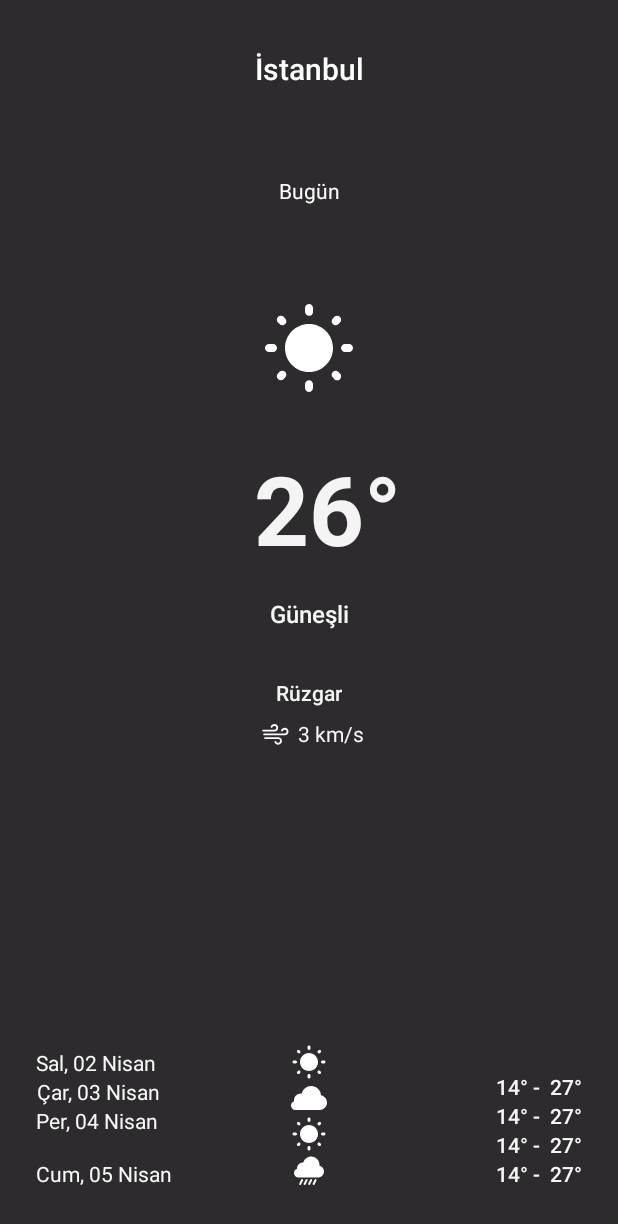
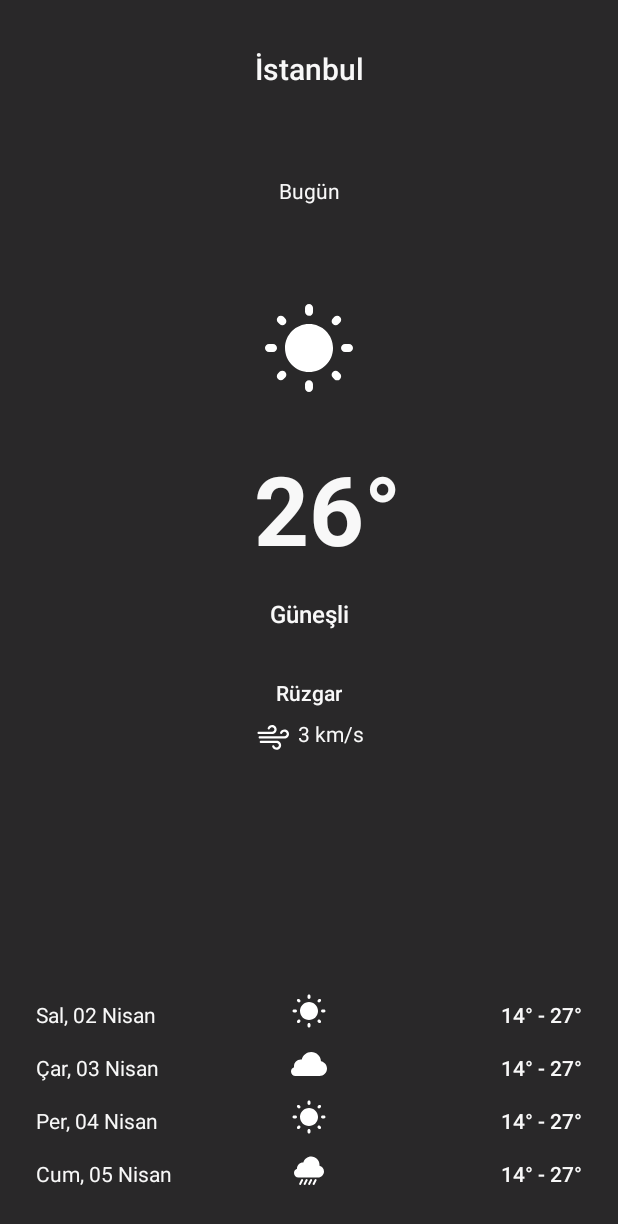
Before and after one commit to ranaturker/WeatherApp, an Android app: the screen it shows after launch (MainActivity), on a phone screen of 412 x 824 dp. Shown: the top 1224 px of the screen. Run offline under Robolectric (Android 15) with nearby library versions, the phone set to English and light mode, and no system bars.

Commit message:
- Icons are placed in the middle, unnecessary tools lines in "activity_main.xml" are removed. - The extra constraints in the texts in the lower section have been removed. - Hardcoded free texts are transferred to "string.xml" document. Margins are placed in "dimen.xml" document. The colors used were transferred to the "colors.xml" file according to their codes. - Names created as textview have been replaced with meaningful and understandable names.

```diff
--- a/app/src/main/res/layout/activity_main.xml
+++ b/app/src/main/res/layout/activity_main.xml
@@ -1,111 +1,110 @@
 <?xml version="1.0" encoding="utf-8"?>
 <androidx.constraintlayout.widget.ConstraintLayout xmlns:android="http://schemas.android.com/apk/res/android"
     xmlns:app="http://schemas.android.com/apk/res-auto"
-    xmlns:tools="http://schemas.android.com/tools"
     android:layout_width="match_parent"
     android:layout_height="match_parent"
-    android:background="#DC000000"
-    android:backgroundTint="#F3272626"
-    android:backgroundTintMode="multiply"
-    tools:context=".MainActivity">
+    android:background="@color/background"
+    android:backgroundTint="@color/background_tint"
+    android:backgroundTintMode="multiply">
 
     <TextView
-        android:id="@+id/textView14"
+        android:id="@+id/friday_degree"
         android:layout_width="wrap_content"
         android:layout_height="wrap_content"
         android:layout_marginEnd="24dp"
         android:fontFamily="sans-serif-medium"
-        android:text="14° -  27°"
-        android:textColor="#F5FFFFFF"
-        app:layout_constraintBottom_toBottomOf="@+id/imageView7"
+        android:text="@string/friday_degree"
+        android:textColor="@color/color_text"
+        app:layout_constraintBottom_toBottomOf="@+id/friday_weather"
         app:layout_constraintEnd_toEndOf="parent" />
 
     <TextView
-        android:id="@+id/textView13"
+        android:id="@+id/thursday_degree"
         android:layout_width="wrap_content"
         android:layout_height="wrap_content"
         android:layout_marginEnd="24dp"
+        android:layout_marginBottom="@dimen/margin_16"
         android:fontFamily="sans-serif-medium"
-        android:text="14° -  27°"
-        android:textColor="#F5FFFFFF"
-        app:layout_constraintBottom_toTopOf="@+id/textView14"
+        android:text="@string/thursday_degree"
+        android:textColor="@color/color_text"
+        app:layout_constraintBottom_toTopOf="@+id/friday_degree"
         app:layout_constraintEnd_toEndOf="parent" />
 
     <TextView
-        android:id="@+id/textView12"
+        android:id="@+id/wednesday_degree"
         android:layout_width="wrap_content"
         android:layout_height="wrap_content"
         android:layout_marginEnd="24dp"
+        android:layout_marginBottom="@dimen/margin_16"
         android:fontFamily="sans-serif-medium"
-        android:text="14° -  27°"
-        android:textColor="#F5FFFFFF"
-        app:layout_constraintBottom_toTopOf="@+id/textView13"
+        android:text="@string/wednesday_degree"
+        android:textColor="@color/color_text"
+        app:layout_constraintBottom_toTopOf="@+id/thursday_degree"
         app:layout_constraintEnd_toEndOf="parent" />
 
     <TextView
-        android:id="@+id/textView10"
+        android:id="@+id/friday"
         android:layout_width="wrap_content"
         android:layout_height="wrap_content"
         android:layout_marginStart="24dp"
-        android:layout_marginBottom="32dp"
-        android:text="Cum, 05 Nisan"
-        android:textColor="#F7FFFFFF"
+        android:layout_marginBottom="@dimen/margin_32"
+        android:text="@string/friday"
+        android:textColor="@color/color_text"
         app:layout_constraintBottom_toBottomOf="parent"
         app:layout_constraintStart_toStartOf="parent" />
 
     <TextView
-        android:id="@+id/textView9"
+        android:id="@+id/thursday"
         android:layout_width="wrap_content"
         android:layout_height="wrap_content"
         android:layout_marginStart="24dp"
-        android:text="Per, 04 Nisan"
         android:layout_marginBottom="@dimen/margin_16"
-        android:textColor="#F7FFFFFF"
-        app:layout_constraintBottom_toTopOf="@+id/textView10"
+        android:text="@string/thursday"
+        android:textColor="@color/color_text"
+        app:layout_constraintBottom_toTopOf="@+id/friday"
         app:layout_constraintStart_toStartOf="parent" />
 
     <TextView
-        android:id="@+id/textView8"
+        android:id="@+id/wednesday"
         android:layout_width="wrap_content"
         android:layout_height="wrap_content"
         android:layout_marginStart="24dp"
-        android:layout_marginEnd="305dp"
-        android:text="Çar, 03 Nisan"
-        android:textColor="#F7FFFFFF"
-        app:layout_constraintBottom_toTopOf="@+id/textView9"
-        app:layout_constraintEnd_toEndOf="parent"
+        android:layout_marginBottom="@dimen/margin_16"
+        android:text="@string/wednesday"
+        android:textColor="@color/color_text"
+        app:layout_constraintBottom_toTopOf="@+id/thursday"
         app:layout_constraintStart_toStartOf="parent" />
 
     <TextView
-        android:id="@+id/textView2"
+        android:id="@+id/city"
         android:layout_width="wrap_content"
         android:layout_height="wrap_content"
         android:layout_marginTop="32dp"
         android:fontFamily="sans-serif-medium"
-        android:text="İstanbul"
+        android:text="@string/city"
         android:textAllCaps="false"
-        android:textColor="#FFFFFF"
+        android:textColor="@color/color_text"
         android:textSize="20sp"
         app:layout_constraintEnd_toEndOf="parent"
         app:layout_constraintStart_toStartOf="parent"
         app:layout_constraintTop_toTopOf="parent" />
 
     <TextView
-        android:id="@+id/textView"
+        android:id="@+id/day"
         android:layout_width="wrap_content"
         android:layout_height="wrap_content"
         android:layout_marginTop="10dp"
         android:layout_marginBottom="640dp"
         android:fontFamily="sans-serif"
-        android:text="Bugün"
-        android:textColor="#FFFFFF"
+        android:text="@string/day"
+        android:textColor="@color/color_text"
         app:layout_constraintBottom_toBottomOf="parent"
         app:layout_constraintEnd_toEndOf="parent"
         app:layout_constraintStart_toStartOf="parent"
-        app:layout_constraintTop_toBottomOf="@+id/textView2"/>
+        app:layout_constraintTop_toBottomOf="@+id/city" />
 
     <ImageView
-        android:id="@+id/imageView2"
+        android:id="@+id/weather_situation_image"
         android:layout_width="@dimen/icon_size_large"
         android:layout_height="@dimen/icon_size_large"
         android:layout_marginTop="64dp"
@@ -113,127 +112,135 @@
         app:layout_constraintBottom_toBottomOf="parent"
         app:layout_constraintEnd_toEndOf="parent"
         app:layout_constraintStart_toStartOf="parent"
-        app:layout_constraintTop_toBottomOf="@+id/textView"
-        app:srcCompat="@drawable/ic_sunny_2" />
+        app:layout_constraintTop_toBottomOf="@+id/day"
+        app:srcCompat="@drawable/ic_sunny_2"
+        android:contentDescription="@string/weather_situation_image"/>
 
     <TextView
-        android:id="@+id/textView3"
+        android:id="@+id/degree"
         android:layout_width="wrap_content"
         android:layout_height="wrap_content"
         android:layout_marginTop="32dp"
-        android:text="26°"
-        android:textColor="#F2FFFFFF"
+        android:text="@string/degree"
+        android:textColor="@color/color_text"
         android:textSize="64sp"
         android:textStyle="bold"
         app:layout_constraintEnd_toEndOf="parent"
         app:layout_constraintHorizontal_bias="0.539"
         app:layout_constraintStart_toStartOf="parent"
-        app:layout_constraintTop_toBottomOf="@+id/imageView2" />
+        app:layout_constraintTop_toBottomOf="@+id/weather_situation_image" />
 
     <TextView
-        android:id="@+id/textView4"
+        android:id="@+id/weather_situation"
         android:layout_width="wrap_content"
         android:layout_height="wrap_content"
         android:layout_marginTop="16dp"
         android:fontFamily="sans-serif-medium"
-        android:text="Güneşli"
-        android:textColor="#F3FFFFFF"
+        android:text="@string/weather_situation"
+        android:textColor="@color/color_text"
         android:textSize="16sp"
         app:layout_constraintEnd_toEndOf="parent"
         app:layout_constraintStart_toStartOf="parent"
-        app:layout_constraintTop_toBottomOf="@+id/textView3" />
+        app:layout_constraintTop_toBottomOf="@+id/degree" />
 
     <TextView
-        android:id="@+id/textView5"
+        android:id="@+id/wind"
         android:layout_width="wrap_content"
         android:layout_height="wrap_content"
         android:layout_marginTop="32dp"
         android:fontFamily="sans-serif-medium"
-        android:text="Rüzgar"
-        android:textColor="#F3FFFFFF"
+        android:text="@string/wind"
+        android:textColor="@color/color_text"
         app:layout_constraintEnd_toEndOf="parent"
         app:layout_constraintStart_toStartOf="parent"
-        app:layout_constraintTop_toBottomOf="@+id/textView4" />
+        app:layout_constraintTop_toBottomOf="@+id/weather_situation" />
 
     <TextView
-        android:id="@+id/textView6"
+        android:id="@+id/wind_situation"
         android:layout_width="wrap_content"
         android:layout_height="wrap_content"
         android:layout_marginTop="8dp"
         android:fontFamily="sans-serif"
-        android:text="3 km/s"
-        android:textColor="#F3FFFFFF"
+        android:text="@string/wind_situation"
+        android:textColor="@color/color_text"
         app:layout_constraintEnd_toEndOf="parent"
         app:layout_constraintHorizontal_bias="0.539"
         app:layout_constraintStart_toStartOf="parent"
-        app:layout_constraintTop_toBottomOf="@+id/textView5" />
+        app:layout_constraintTop_toBottomOf="@+id/wind" />
 
     <ImageView
-        android:id="@+id/imageView3"
-        android:layout_width="21dp"
-        android:layout_height="20dp"
+        android:id="@+id/wind_image"
+        android:layout_width="@dimen/icon_wind"
+        android:layout_height="@dimen/icon_wind"
         android:layout_marginTop="8dp"
         android:layout_marginEnd="4dp"
-        app:layout_constraintEnd_toStartOf="@+id/textView6"
-        app:layout_constraintTop_toBottomOf="@+id/textView5"
-        app:srcCompat="@drawable/ic_wind_2" />
+        app:layout_constraintEnd_toStartOf="@+id/wind_situation"
+        app:layout_constraintTop_toBottomOf="@+id/wind"
+        app:srcCompat="@drawable/ic_wind_2"
+        android:contentDescription="@string/wind_image"/>
 
     <TextView
-        android:id="@+id/textView7"
+        android:id="@+id/tuesday"
         android:layout_width="wrap_content"
         android:layout_height="wrap_content"
         android:layout_marginStart="24dp"
+        android:layout_marginBottom="@dimen/margin_16"
         android:text="@string/tuesday"
         android:textColor="@color/color_text"
-        app:layout_constraintBottom_toTopOf="@+id/textView8"
+        app:layout_constraintBottom_toTopOf="@+id/wednesday"
         app:layout_constraintStart_toStartOf="parent" />
 
     <ImageView
-        android:id="@+id/imageView4"
+        android:id="@+id/tuesday_weather"
         android:layout_width="wrap_content"
         android:layout_height="wrap_content"
-        app:layout_constraintBottom_toTopOf="@+id/imageView5"
+        app:layout_constraintBottom_toBottomOf="@+id/tuesday"
         app:layout_constraintEnd_toEndOf="parent"
         app:layout_constraintStart_toStartOf="parent"
-        app:srcCompat="@drawable/ic_sunny_2" />
+        app:srcCompat="@drawable/ic_sunny_2"
+        android:contentDescription="@string/tuesday_weather"/>
 
 
     <ImageView
-        android:id="@+id/imageView5"
-        android:layout_width="24dp"
-        android:layout_height="24dp"
-        app:layout_constraintBottom_toTopOf="@+id/imageView6"
+        android:id="@+id/wednesday_weather"
+        android:layout_width="wrap_content"
+        android:layout_height="wrap_content"
+        app:layout_constraintBottom_toBottomOf="@+id/wednesday"
         app:layout_constraintEnd_toEndOf="parent"
         app:layout_constraintStart_toStartOf="parent"
-        app:srcCompat="@drawable/ic_cloudy_2" />
+        app:srcCompat="@drawable/ic_cloudy_2"
+        android:contentDescription="@string/wednesday_weather"/>
 
     <ImageView
-        android:id="@+id/imageView6"
-        android:layout_width="24dp"
-        android:layout_height="24dp"
-        app:layout_constraintBottom_toTopOf="@+id/imageView7"
+        android:id="@+id/thursday_weather"
+        android:layout_width="wrap_content"
+        android:layout_height="wrap_content"
+        app:layout_constraintBottom_toBottomOf="@+id/thursday"
         app:layout_constraintEnd_toEndOf="parent"
         app:layout_constraintStart_toStartOf="parent"
-        app:srcCompat="@drawable/ic_sunny_2" />
+        app:srcCompat="@drawable/ic_sunny_2"
+        android:contentDescription="@string/thursday_weather"/>
 
     <ImageView
-        android:id="@+id/imageView7"
-        android:layout_width="24dp"
-        android:layout_height="24dp"
-        app:layout_constraintBottom_toBottomOf="@+id/textView10"
+        android:id="@+id/friday_weather"
+        android:layout_width="wrap_content"
+        android:layout_height="wrap_content"
+        app:layout_constraintBottom_toBottomOf="@+id/friday"
         app:layout_constraintEnd_toEndOf="parent"
         app:layout_constraintStart_toStartOf="parent"
-        app:srcCompat="@drawable/ic_rainy_2" />
+        app:srcCompat="@drawable/ic_rainy_2"
+        android:contentDescription="@string/friday_weather"/>
 
     <TextView
-        android:id="@+id/textView11"
+        android:id="@+id/tuesday_degree"
         android:layout_width="wrap_content"
         android:layout_height="wrap_content"
         android:layout_marginEnd="24dp"
+        android:layout_marginBottom="@dimen/margin_16"
         android:fontFamily="sans-serif-medium"
-        android:text="14° -  27°"
-        android:textColor="#F5FFFFFF"
-        app:layout_constraintBottom_toTopOf="@+id/textView12"
+        android:text="@string/tuesday_degree"
+        android:textColor="@color/color_text"
+        app:layout_constraintBottom_toTopOf="@+id/wednesday_degree"
         app:layout_constraintEnd_toEndOf="parent" />
 
 </androidx.constraintlayout.widget.ConstraintLayout>
--- a/app/src/main/res/values/colors.xml
+++ b/app/src/main/res/values/colors.xml
@@ -3,5 +3,6 @@
     <color name="black">#FF000000</color>
     <color name="white">#FFFFFFFF</color>
     <color name="color_text">#F7FFFFFF</color>
-
+    <color name="background">#F8000000</color>
+    <color name="background_tint">#DC000000</color>
 </resources>
--- a/app/src/main/res/values/dimen.xml
+++ b/app/src/main/res/values/dimen.xml
@@ -5,4 +5,6 @@
     <dimen name="margin_16">16dp</dimen>
     <dimen name="margin_32">32dp</dimen>
     <dimen name="icon_size_large">64dp</dimen>
+    <dimen name="icon_wind">24dp</dimen>
+
 </resources>
--- a/app/src/main/res/values/strings.xml
+++ b/app/src/main/res/values/strings.xml
@@ -1,6 +1,30 @@
 <resources>
-    <string name="app_name">task1</string>
+    <string name="app_name">task 1</string>
 
     <string name="tuesday">Sal, 02 Nisan</string>
+    <string name="wednesday">Çar, 03 Nisan</string>
+    <string name="thursday">Per, 04 Nisan</string>
+    <string name="friday">Cum, 05 Nisan</string>
+
+    <string name="tuesday_degree">14° -  27°</string>
+    <string name="wednesday_degree">14° -  27°</string>
+    <string name="thursday_degree">14° -  27°</string>
+    <string name="friday_degree">14° -  27°</string>
+
+    <string name="city">İstanbul</string>
+    <string name="day">Bugün</string>
+    <string name="degree">26°</string>
+    <string name="weather_situation">Güneşli</string>
+    <string name="wind">Rüzgar</string>
+    <string name="wind_situation">3 km/s</string>
+
+    <string name="weather_situation_image">1</string>
+    <string name="wind_image">1</string>
+    <string name="tuesday_weather">1</string>
+    <string name="wednesday_weather">1</string>
+    <string name="thursday_weather">1</string>
+    <string name="friday_weather">1</string>
+
+
 
 </resources>
```
